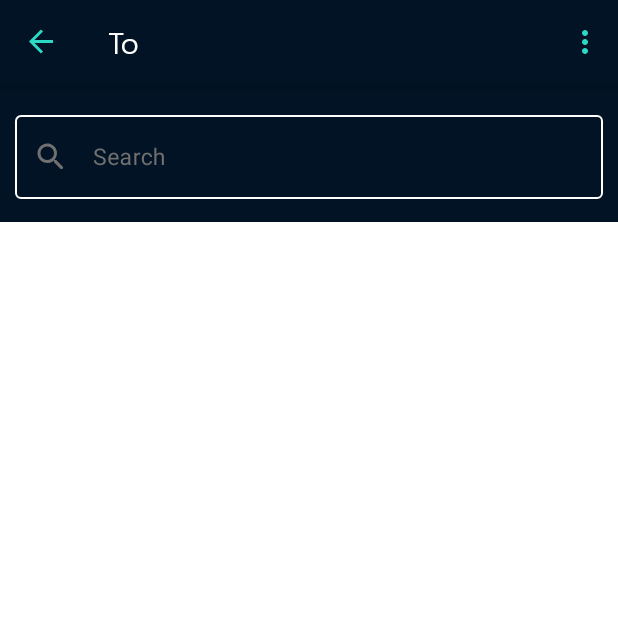
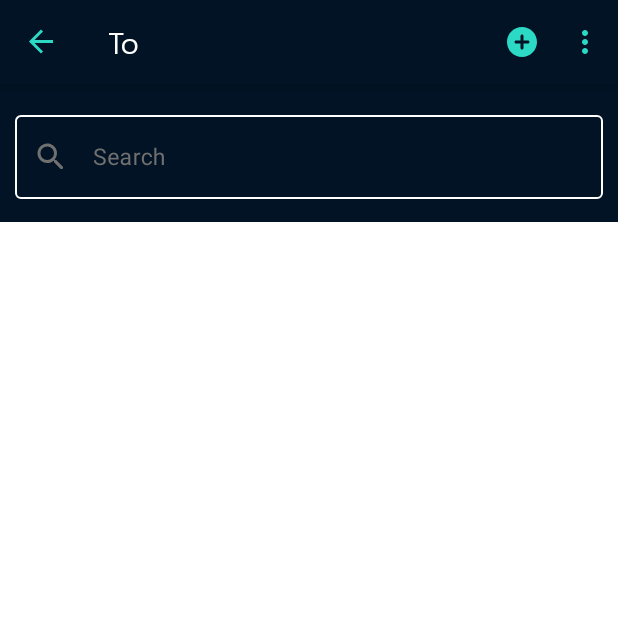
Before and after one commit to elizabethadegbaju/QuikPay, an Android app: the ContactsFragment screen opened through its navigation route, on a phone screen of 412 x 824 dp, the top half of it. Run offline under Robolectric (Android 15) with nearby library versions, the phone set to English and light mode, and no system bars; our stand-ins replace data binding, navigation-ui; libraries missing offline, so code that uses them is left out: org.kodein.di; 32 statements that could not run were skipped.

Commit message:
feat: add new contact

```diff
--- a/app/src/main/java/com/example/quikpay/ui/authentication/AuthViewModel.kt
+++ b/app/src/main/java/com/example/quikpay/ui/authentication/AuthViewModel.kt
@@ -97,7 +97,7 @@ class AuthViewModel(
         progressListener?.onStarted()
         val disposable = repository.register(email.value!!, password.value!!)
             .andThen(repository.login(email.value!!, password.value!!))
-            .andThen(repository.uploadFile(filePath.value!!, phoneNo.value!!))
+            .andThen(repository.uploadFile(filePath.value, phoneNo.value!!))
             .andThen(repository.saveUserDetails(name.value!!, phoneNo.value!!))
             .subscribeOn(Schedulers.io())
             .observeOn(AndroidSchedulers.mainThread())
--- a/app/src/main/java/com/example/quikpay/ui/contacts/ContactsFragment.kt
+++ b/app/src/main/java/com/example/quikpay/ui/contacts/ContactsFragment.kt
@@ -15,6 +15,7 @@ import androidx.databinding.DataBindingUtil
 import androidx.fragment.app.Fragment
 import androidx.lifecycle.ViewModelProvider
 import androidx.navigation.Navigation
+import androidx.navigation.findNavController
 import androidx.recyclerview.widget.LinearLayoutManager
 import androidx.recyclerview.widget.RecyclerView
 import com.example.quikpay.R
@@ -57,13 +58,17 @@ class ContactsFragment : Fragment(), ContactsViewAdapter.ViewHolder.ClickListene
     }
 
     private fun showContacts() {
-        if (ActivityCompat.checkSelfPermission(
+        if ((ActivityCompat.checkSelfPermission(
                 requireContext(),
                 Manifest.permission.READ_CONTACTS
-            ) != PackageManager.PERMISSION_GRANTED
+            ) != PackageManager.PERMISSION_GRANTED) and
+            (ActivityCompat.checkSelfPermission(
+                requireContext(),
+                Manifest.permission.WRITE_CONTACTS
+            ) != PackageManager.PERMISSION_GRANTED)
         ) {
             requestPermissions(
-                arrayOf(Manifest.permission.READ_CONTACTS),
+                arrayOf(Manifest.permission.READ_CONTACTS, Manifest.permission.WRITE_CONTACTS),
                 PERMISSIONS_REQUEST_READ_CONTACTS
             )
         } else {
@@ -88,7 +93,7 @@ class ContactsFragment : Fragment(), ContactsViewAdapter.ViewHolder.ClickListene
             } else {
                 Toast.makeText(
                     context,
-                    "Until you grant the permission, we cannot display the names",
+                    "Until you grant the permission, we cannot access your contacts",
                     Toast.LENGTH_SHORT
                 ).show()
             }
@@ -144,6 +149,26 @@ class ContactsFragment : Fragment(), ContactsViewAdapter.ViewHolder.ClickListene
             return null
         }
 
+    }
+
+    override fun onCreate(savedInstanceState: Bundle?) {
+        super.onCreate(savedInstanceState)
+        setHasOptionsMenu(true)
+    }
+
+    override fun onCreateOptionsMenu(menu: Menu, inflater: MenuInflater) {
+        inflater.inflate(R.menu.fragment_contacts_menu, menu)
+    }
+
+    override fun onOptionsItemSelected(item: MenuItem): Boolean {
+        return when (item.itemId) {
+            R.id.menu_add_contact -> {
+                requireActivity().findNavController(R.id.nav_host_fragment)
+                    .navigate(ContactsFragmentDirections.actionNavContactsToAddContact())
+                true
+            }
+            else -> super.onOptionsItemSelected(item)
+        }
     }
 
     override fun onItemClicked(
--- a/app/src/main/java/com/example/quikpay/utils/FirebaseSource.kt
+++ b/app/src/main/java/com/example/quikpay/utils/FirebaseSource.kt
@@ -25,7 +25,7 @@ class FirebaseSource {
     var pendingRequests = mutableListOf<PoolRequest>()
     var receivedTransactions = mutableListOf<Transaction>()
     var openPools = mutableListOf<Pool>()
-    private lateinit var photoURL: String
+    private var photoURL = ""
 
     fun currentUser() = auth.currentUser
 
@@ -109,14 +109,13 @@ class FirebaseSource {
                                     .addOnCompleteListener { task ->
                                         photoURL = task.result.toString()
                                         Log.d(TAG, "uploadFile: profile picture uploaded")
-                                        emitter.onComplete()
                                     }
                             } else
                                 emitter.onError(it.exception!!)
                         }
                     }
             }
-
+            emitter.onComplete()
         }
 
     fun reauthenticate(email: String, password: String) =
--- a/app/src/main/res/layout/fragment_contacts.xml
+++ b/app/src/main/res/layout/fragment_contacts.xml
@@ -10,7 +10,8 @@
     <androidx.constraintlayout.widget.ConstraintLayout
         android:layout_width="match_parent"
         android:layout_height="match_parent"
-        android:background="@color/colorPrimary">
+        android:background="@color/colorPrimary"
+        tools:context=".ui.contacts.ContactsFragment">
 
         <com.google.android.material.textfield.TextInputLayout
             android:id="@+id/edit_text_search_contact"
--- /dev/null
+++ b/app/src/main/res/menu/fragment_contacts_menu.xml
@@ -0,0 +1,11 @@
+<?xml version="1.0" encoding="utf-8"?>
+<menu xmlns:android="http://schemas.android.com/apk/res/android"
+    xmlns:app="http://schemas.android.com/apk/res-auto">
+
+    <item
+        android:id="@+id/menu_add_contact"
+        android:icon="@drawable/ic_round_add_circle_24"
+        android:iconTint="@color/colorAccent"
+        android:title="@string/add_contact"
+        app:showAsAction="always" />
+</menu>
--- a/app/src/main/res/navigation/god_navigation.xml
+++ b/app/src/main/res/navigation/god_navigation.xml
@@ -18,13 +18,11 @@
             android:id="@+id/action_nav_home_to_notifications"
             app:destination="@id/notifications" />
     </fragment>
-
     <fragment
         android:id="@+id/nav_edit_profile"
         android:name="com.example.quikpay.ui.editprofile.EditProfileFragment"
         android:label="@string/menu_edit_my_profile"
         tools:layout="@layout/activity_edit_profile" />
-
     <fragment
         android:id="@+id/nav_history"
         android:name="com.example.quikpay.ui.home.HistoryFragment"
@@ -45,7 +43,11 @@
         android:id="@+id/nav_contacts"
         android:name="com.example.quikpay.ui.contacts.ContactsFragment"
         android:label="To"
-        tools:layout="@layout/fragment_contacts" />
+        tools:layout="@layout/fragment_contacts">
+        <action
+            android:id="@+id/action_nav_contacts_to_add_contact"
+            app:destination="@id/add_contact" />
+    </fragment>
     <fragment
         android:id="@+id/nav_send"
         android:name="com.example.quikpay.ui.sendmoney.SendMoneyFragment"
@@ -58,4 +60,9 @@
         android:name="com.example.quikpay.ui.notifications.NotificationsFragment"
         android:label="Notifications"
         tools:layout="@layout/fragment_notifications" />
+    <fragment
+        android:id="@+id/add_contact"
+        android:name="com.example.quikpay.ui.contacts.AddContactFragment"
+        android:label="@string/add_contact"
+        tools:layout="@layout/fragment_add_contact" />
 </navigation>
--- a/app/src/main/res/values/strings.xml
+++ b/app/src/main/res/values/strings.xml
@@ -87,6 +87,7 @@
     <string name="phone_number">Phone Number</string>
     <string name="update_profile">Update Profile</string>
     <string name="please_enter_your_registered_email_id">Please enter your registered email ID</string>
+    <string name="add_contact">Add Contact</string>
     <string-array name="banks">
         <item>Access Bank Plc</item>
         <item>Citibank Nigeria Limited</item>
--- a/app/src/main/res/values/styles.xml
+++ b/app/src/main/res/values/styles.xml
@@ -8,6 +8,7 @@
         <item name="colorAccent">@color/colorAccent</item>
         <item name="android:textViewStyle">@style/SegoeUITextViewStyle</item>
         <item name="materialButtonStyle">@style/SegoeUIButtonStyle</item>
+        <item name="windowActionModeOverlay">true</item>
     </style>
 
     <!-- Splash screen theme. -->
```
Also changed, not shown: app/src/main/java/com/example/quikpay/ui/contacts/AddContactFragment.kt (added, +96 -0 lines), app/src/main/java/com/example/quikpay/ui/contacts/AddContactViewModel.kt (added, +35 -0 lines), app/src/main/res/layout/fragment_add_contact.xml (added, +129 -0 lines).
